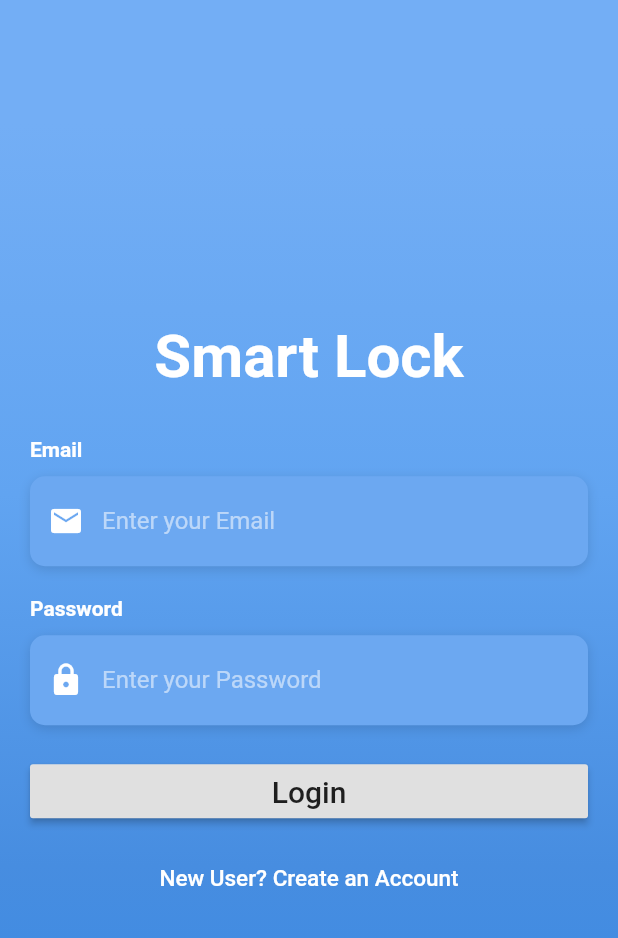
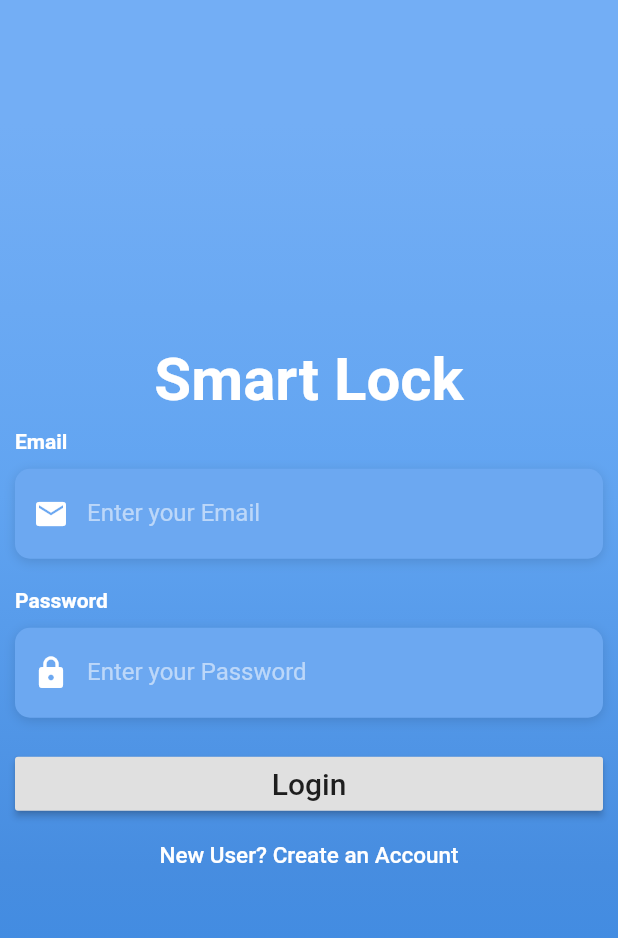
Before and after one commit to raj-vora/Smart-Locking-Flutter, a Flutter app: the screen it shows after launch, on a phone screen of 412 x 824 dp. Shown: the top 938 px of the screen. Run offline on Flutter 3.47's test engine with Material 2 defaults, Android fonts, the phone set to English and light mode, and no system bars; our stand-ins replace firebase_auth; accounts and stored records are empty; Roboto replaces fonts that are missing (OpenSans).

```diff
--- a/lib/login_page.dart
+++ b/lib/login_page.dart
@@ -76,7 +76,7 @@ class _LoginPageState extends State<LoginPage> {
                 height: double.infinity,
                 width: double.infinity,
                 decoration: kBackground,
-                padding: EdgeInsets.all(20.0),
+                padding: EdgeInsets.all(10.0),
                 child: Form(
                   key: formKey,
                   child: Column(
@@ -107,7 +107,7 @@ class _LoginPageState extends State<LoginPage> {
           fontWeight: FontWeight.bold,
         ),
       ),
-      SizedBox(height: 30.0),
+      SizedBox(height: 10.0),
       ],
     ),
     ];
@@ -195,7 +195,7 @@ class _LoginPageState extends State<LoginPage> {
           child: Text('Login', style: TextStyle(fontSize: 20.0)),
           onPressed: validateAndSubmit,
         ),
-        SizedBox(height: 10.0,),
+
         FlatButton(
           child: Text('New User? Create an Account', style: TextStyle(fontSize: 15.0, color: Colors.white)),
           onPressed: moveToRegister,
@@ -208,7 +208,7 @@ class _LoginPageState extends State<LoginPage> {
           child: Text('Register', style: TextStyle(fontSize: 20.0)),
           onPressed: validateAndSubmit,
         ),
-        SizedBox(height: 10.0,),
+
         FlatButton(
           child: Text('Already a user? Login', style: TextStyle(fontSize: 15.0, color: Colors.white)),
           onPressed: moveToLogin,
```
